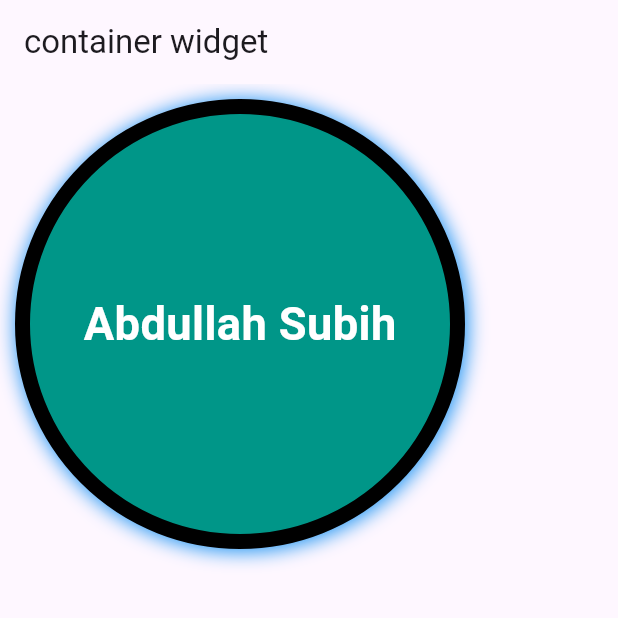
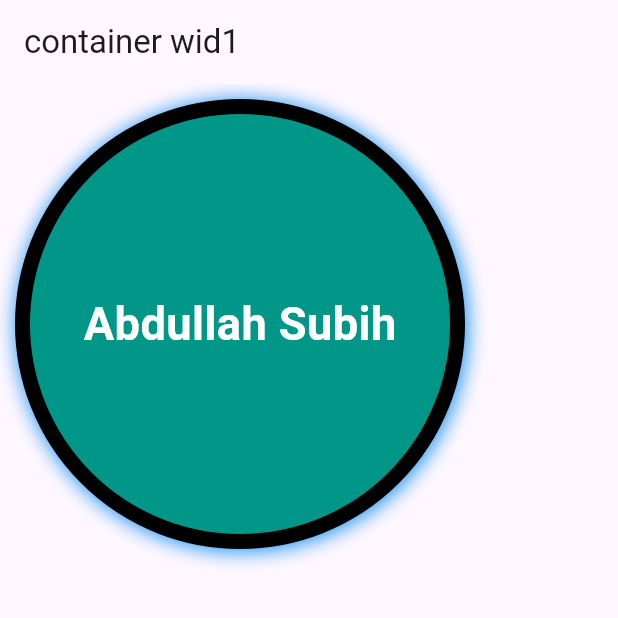
Before and after one commit to aos092/my-private-applications, a Flutter app: the screen it shows after launch, on a phone screen of 412 x 824 dp, the top half of it. Run offline on Flutter 3.47's test engine with Material 3 defaults, Android fonts, the phone set to English and light mode, and no system bars.

Commit message:
change text appBar

```diff
--- a/lib/main.dart
+++ b/lib/main.dart
@@ -11,7 +11,7 @@ class MyApp extends StatelessWidget {
   Widget build(BuildContext context) {
     return MaterialApp(
       home: Scaffold(
-        appBar: AppBar(title: const Text("container widget")),
+        appBar: AppBar(title: const Text("container wid1")),
         body: Container(
           decoration: BoxDecoration(
             //alignment: Alignment.center,
```
